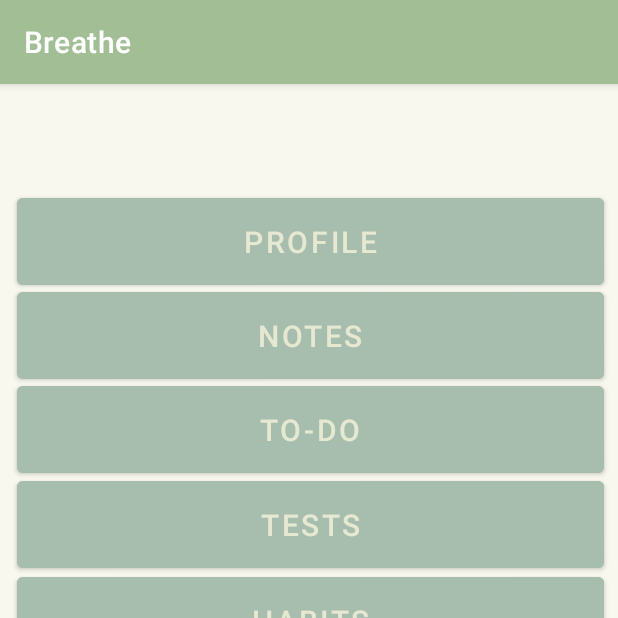
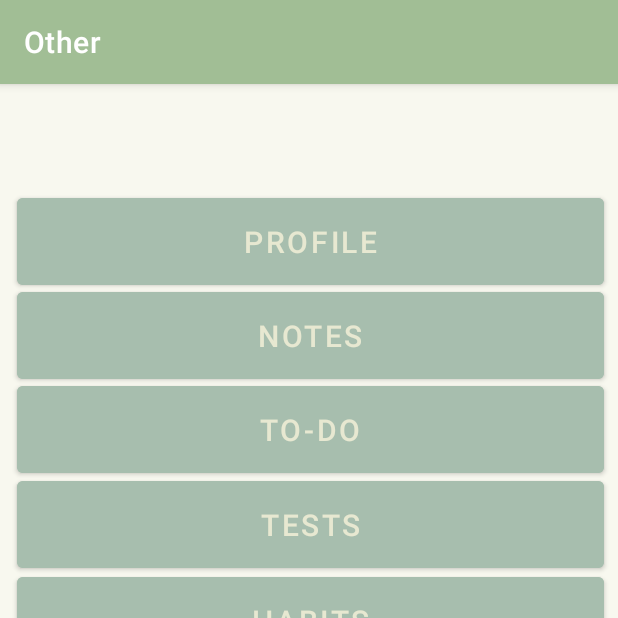
Before and after one commit to asiptsova/Vozyk, an Android app: the screen it shows after launch (MainActivity), item 4 of the bottom bar chosen, on a phone screen of 412 x 824 dp, the top half of it. Run offline under Robolectric (Android 15) with nearby library versions, the phone set to English and light mode, and no system bars; our stand-ins replace navigation-ui; libraries missing offline, so code that uses them is left out: com.github.mikephil.charting; Roboto replaces fonts that are not available here; 15 statements that could not run were skipped.

Commit message:
<version new> bugs fixed

```diff
--- a/app/src/main/res/values/strings.xml
+++ b/app/src/main/res/values/strings.xml
@@ -200,7 +200,7 @@
     <string name="November">November</string>
     <string name="December">December</string>
     <string name="Breathe">Breathe</string>
-    <string name="Other">Breathe</string>
+    <string name="Other">Other</string>
     <string name="Meditate">Meditate</string>
 
 </resources>
```
